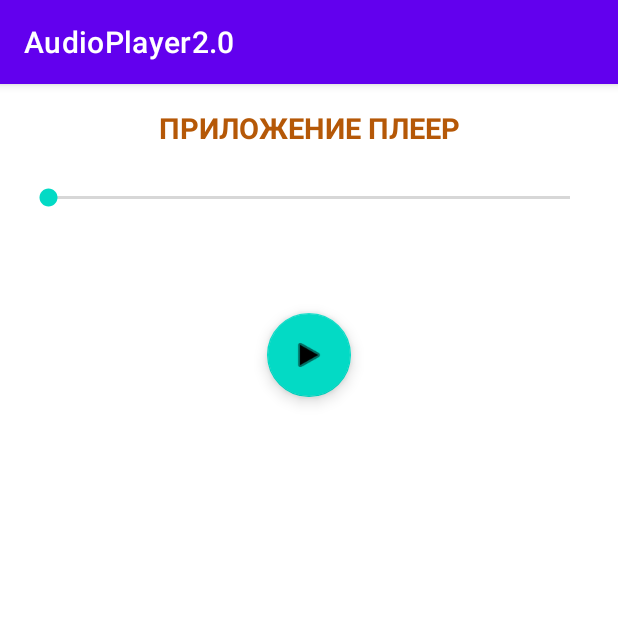
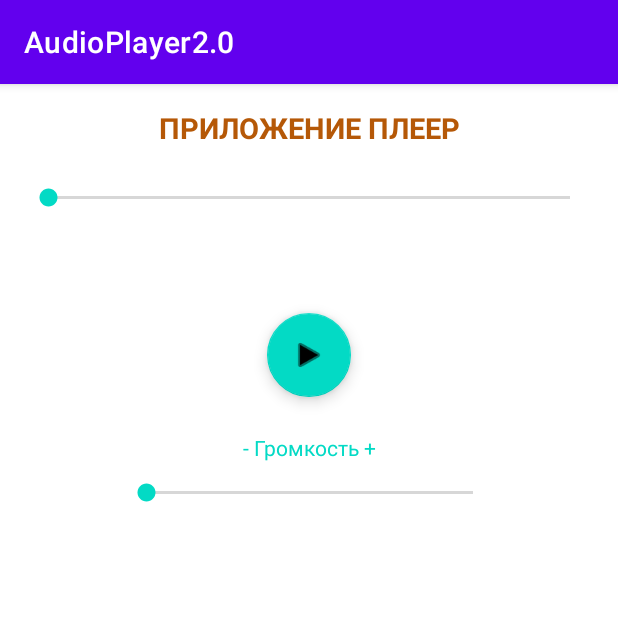
Before and after one commit to 321-Arina/New_player, an Android app: the screen it shows after launch (MainActivity), on a phone screen of 412 x 824 dp, the top half of it. Run offline under Robolectric (Android 15) with nearby library versions, the phone set to English and light mode, and no system bars.

Commit message:
Update activity_main.xml

```diff
--- a/app/src/main/res/layout/activity_main.xml
+++ b/app/src/main/res/layout/activity_main.xml
@@ -50,4 +50,33 @@
         app:layout_constraintTop_toBottomOf="@+id/seekBar"
         app:srcCompat="@android:drawable/ic_media_play" />
 
+    <SeekBar
+        android:id="@+id/volBar"
+        android:layout_width="250dp"
+        android:layout_height="25dp"
+        android:layout_marginTop="8dp"
+        app:layout_constraintEnd_toEndOf="parent"
+        app:layout_constraintStart_toStartOf="parent"
+        app:layout_constraintTop_toBottomOf="@+id/textView4" />
+
+    <TextView
+        android:id="@+id/textView4"
+        android:layout_width="wrap_content"
+        android:layout_height="wrap_content"
+        android:layout_marginTop="24dp"
+        android:text="- Громкость +"
+        android:textColor="@color/teal_200"
+        app:layout_constraintEnd_toEndOf="parent"
+        app:layout_constraintStart_toStartOf="parent"
+        app:layout_constraintTop_toBottomOf="@+id/fabPlayPause" />
+
+    <TextView
+        android:id="@+id/textVolHint"
+        android:layout_width="wrap_content"
+        android:layout_height="wrap_content"
+        android:layout_marginTop="8dp"
+        app:layout_constraintEnd_toEndOf="parent"
+        app:layout_constraintStart_toStartOf="parent"
+        app:layout_constraintTop_toBottomOf="@+id/volBar" />
+
 </androidx.constraintlayout.widget.ConstraintLayout>
```
